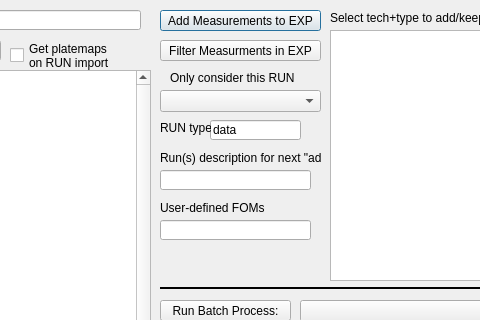
johnmgregoire/JCAPDataProcess, file QtDesign/CreateExpForm.ui: the form before one commit; both pictures show x 350 to 830 and y 0 to 320 of the 1054 by 818 pixel window.
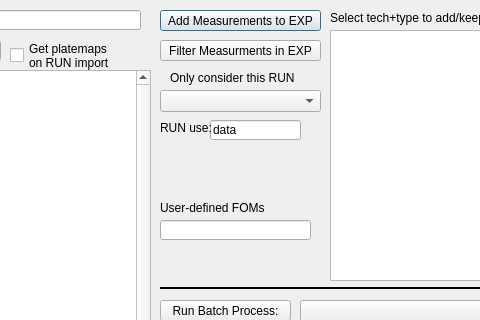
The form after the commit.

```diff
--- a/QtDesign/CreateExpForm.ui
+++ b/QtDesign/CreateExpForm.ui
@@ -448,7 +448,7 @@
     </rect>
    </property>
    <property name="text">
-    <string>RUN type:</string>
+    <string>RUN use:</string>
    </property>
   </widget>
   <widget class="QPushButton" name="RemoveRunsPushButton">
@@ -936,34 +936,6 @@
     <string>Select tech+type to add/keep:</string>
    </property>
   </widget>
-  <widget class="QLabel" name="label_22">
-   <property name="geometry">
-    <rect>
-     <x>510</x>
-     <y>150</y>
-     <width>161</width>
-     <height>16</height>
-    </rect>
-   </property>
-   <property name="text">
-    <string>Run(s) description for next &quot;add&quot;:</string>
-   </property>
-  </widget>
-  <widget class="QLineEdit" name="RunDescLineEdit">
-   <property name="geometry">
-    <rect>
-     <x>510</x>
-     <y>170</y>
-     <width>151</width>
-     <height>20</height>
-    </rect>
-   </property>
-   <property name="toolTip">
-    <string>enter comma-delimited list of string or
-number FOMS that will become a constant column in the .csv generated by &quot;Analyze Data&quot;.
-After entry complete, you will be prompted for fom names</string>
-   </property>
-  </widget>
  </widget>
  <resources/>
  <connections/>
```
